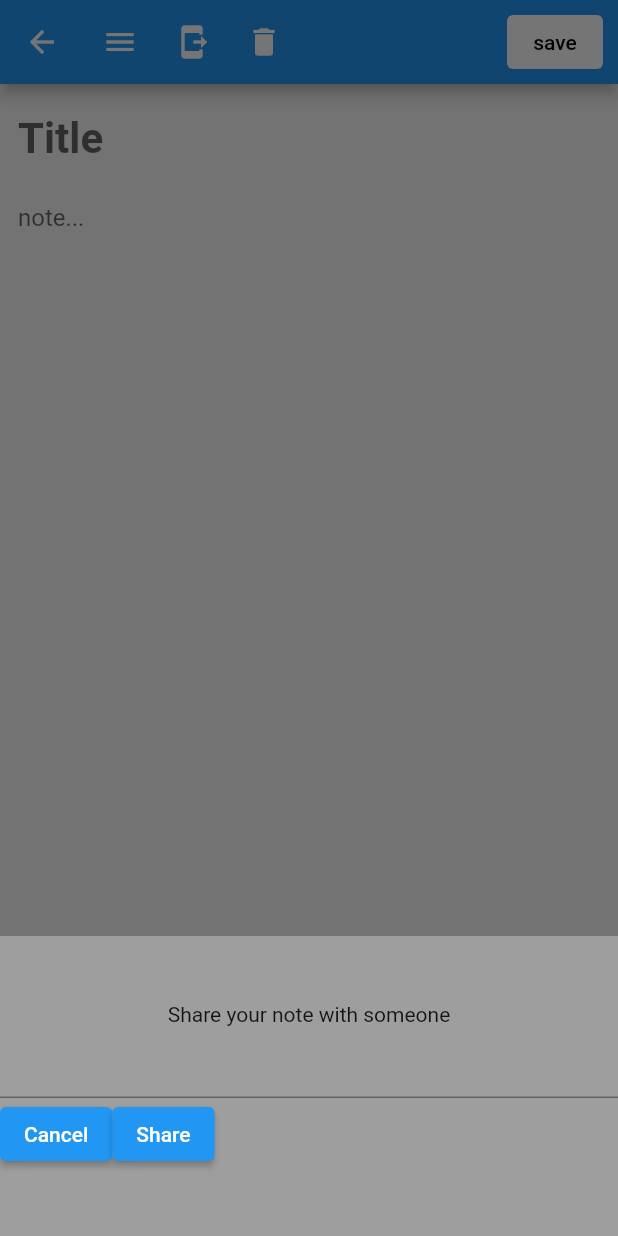
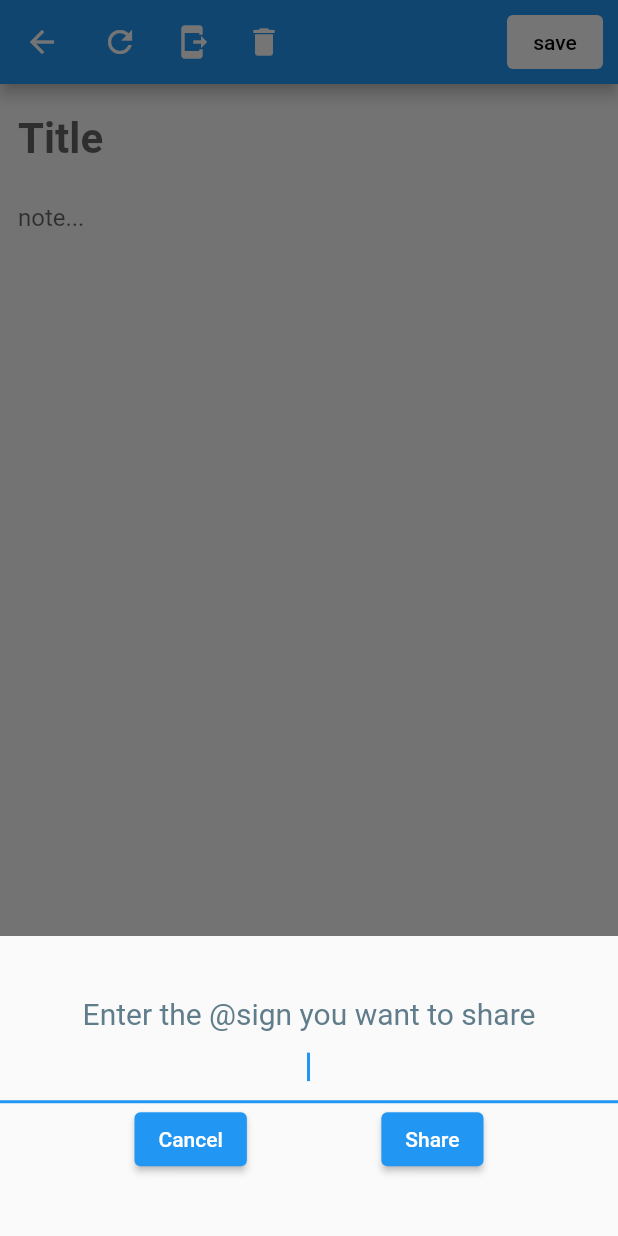
Before and after one commit to jimmytran005/at_notes, a Flutter app: the AddNote screen opened directly with empty values, after a tap on the "send to mobile" icon, on a phone screen of 412 x 824 dp. Run offline on Flutter 3.47's test engine with Material 2 defaults, Android fonts, the phone set to English and light mode, and no system bars; our stand-ins replace community_material_icon; missing offline and left inert: at_app_flutter, at_client_mobile, at_commons, at_onboarding_flutter, at_utils.

Commit message:
decorate the ModalBottomSheet

```diff
--- a/lib/screens/add_note.dart
+++ b/lib/screens/add_note.dart
@@ -45,11 +45,11 @@ class _AddNoteState extends State<AddNote> {
           crossAxisAlignment: CrossAxisAlignment.center,
           children: <Widget>[
             IconButton(
-              icon: Icon(Icons.menu),
+              icon: Icon(Icons.refresh),
               onPressed: () {
                 // TESTING....  retrieveSharedNotes() to see the shared instances
                 // noteService.retrieveSharedNotes();
-                // noteService.clearAllNotes();
+                //noteService.clearAllNotes();
                 noteService.getSharedRecipes();
               },
             ),
@@ -63,17 +63,27 @@ class _AddNoteState extends State<AddNote> {
                   builder: (BuildContext context) {
                     return Container(
                       height: 200,
-                      color: Colors.grey,
+                      color: Color(0x757575),
                       child: Center(
                         child: Column(
                           mainAxisAlignment: MainAxisAlignment.center,
                           mainAxisSize: MainAxisSize.min,
                           children: <Widget>[
-                            Text('Share your note with someone'),
+                            Text(
+                              'Enter the @sign you want to share',
+                              style: TextStyle(
+                                fontSize: 20.0,
+                                color: Colors.blueGrey,
+                              ),
+                            ),
                             TextField(
+                              textAlign: TextAlign.center,
                               controller: sharedWithController,
+                              autofocus: true,
                             ),
-                            Row(children: [
+                            Row(
+                                mainAxisAlignment: MainAxisAlignment.spaceEvenly,
+                                children: [
                               ElevatedButton(
                                 child: const Text('Cancel'),
                                 onPressed: () => Navigator.pop(context),
@@ -105,11 +115,13 @@ class _AddNoteState extends State<AddNote> {
                                       if (isSuccess) {
                                         _showToast(context,
                                             'Sucessfully shared with $userToShareWith');
+                                        Navigator.pop(context);
+                                        /*
                                         Navigator.push(
                                             context,
                                             MaterialPageRoute(
                                                 builder: (context) =>
-                                                    const HomeScreen()));
+                                                    const HomeScreen()));*/
                                       } else {
                                         _showToast(context,
                                             'Failed to share with $userToShareWith');
--- a/lib/screens/home.dart
+++ b/lib/screens/home.dart
@@ -66,6 +66,7 @@ class HomeScreen extends StatelessWidget {
             }
             return Column(children: listsOfRow);
           } else if (snapshot.hasError) {
+            print("What error:  "+snapshot.toString());
             return Text('Error');
           } else {
             return Text('No Notes');
```
Also changed, not shown: lib/services/at_note_service.dart (+9 -28 lines).
